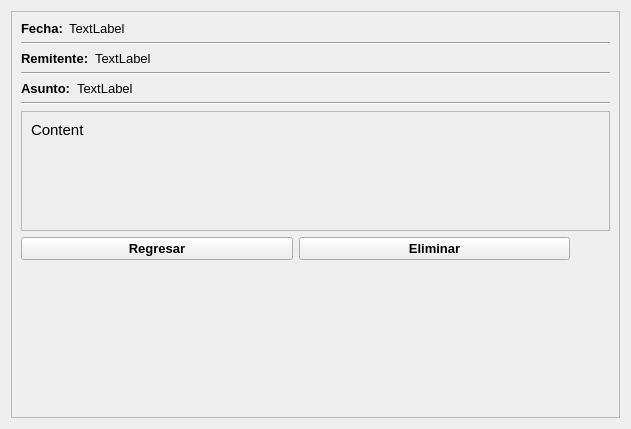
This is User_app/src/message/message_widget.ui in edugaidano/Little-Social-Network as Qt 5 draws it before an edit. The edited form follows.
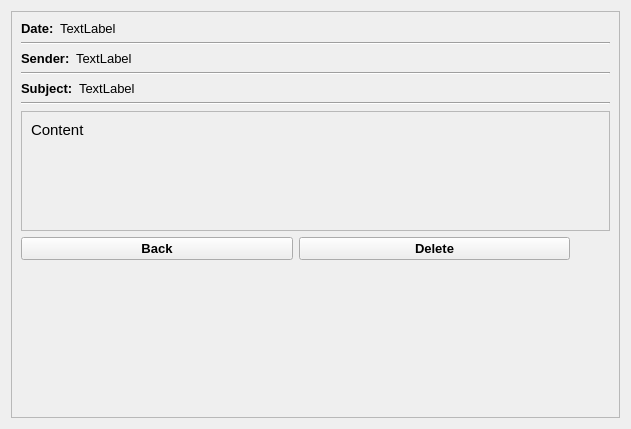
This is the edited form.

What changed in the file:
```diff
--- a/User_app/src/message/message_widget.ui
+++ b/User_app/src/message/message_widget.ui
@@ -41,7 +41,7 @@
            </font>
           </property>
           <property name="text">
-           <string>Fecha:</string>
+           <string>Date:</string>
           </property>
          </widget>
         </item>
@@ -85,7 +85,7 @@
            </font>
           </property>
           <property name="text">
-           <string>Remitente:</string>
+           <string>Sender:</string>
           </property>
          </widget>
         </item>
@@ -129,7 +129,7 @@
            </font>
           </property>
           <property name="text">
-           <string>Asunto:</string>
+           <string>Subject:</string>
           </property>
          </widget>
         </item>
@@ -219,7 +219,7 @@
              </font>
             </property>
             <property name="text">
-             <string>Regresar</string>
+             <string>Back</string>
             </property>
            </widget>
           </item>
@@ -239,7 +239,7 @@
              </font>
             </property>
             <property name="text">
-             <string>Eliminar</string>
+             <string>Delete</string>
             </property>
            </widget>
           </item>
```
Left out of the diff: 10 changed lines with no effect on the pictures.
